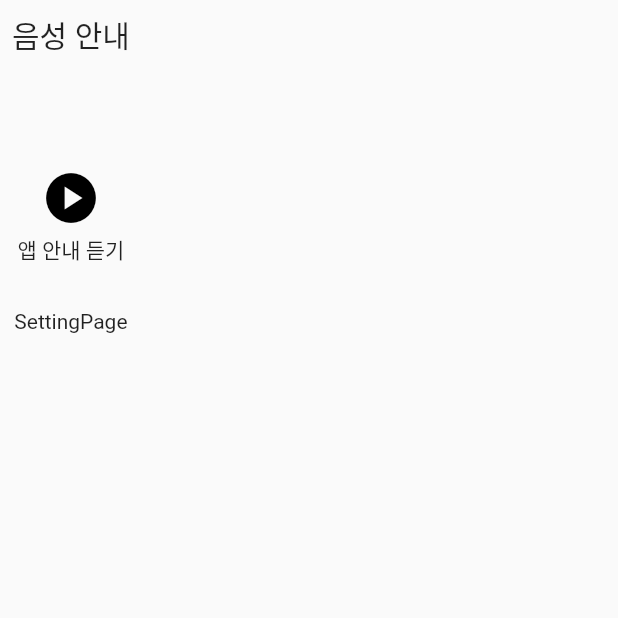
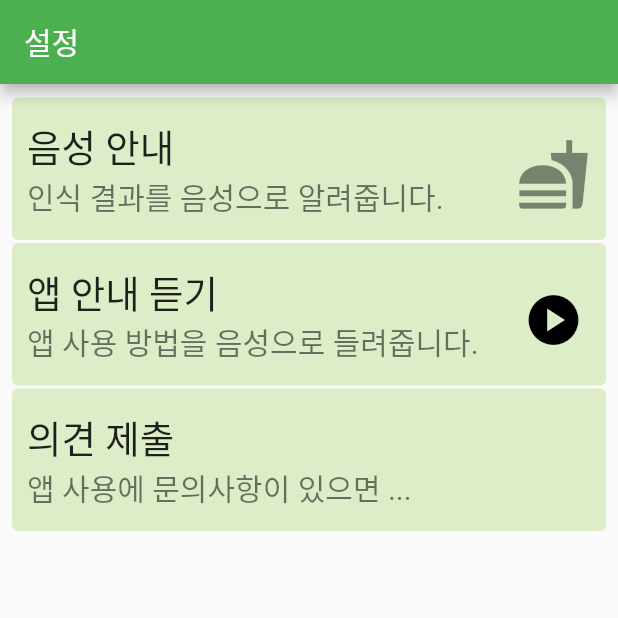
Before and after one commit to goodtjdud/settingpage, a Flutter app: the screen it shows after launch, on a phone screen of 412 x 824 dp, the top half of it. Run offline on Flutter 3.47's test engine with Material 2 defaults, Android fonts, the phone set to English and light mode, and no system bars; our stand-ins replace audioplayers.

Commit message:
with list_title

```diff
--- a/lib/main.dart
+++ b/lib/main.dart
@@ -16,16 +16,7 @@ class MyApp extends StatelessWidget {
     return MaterialApp(
       title: 'Flutter Demo',
       theme: ThemeData(
-        // This is the theme of your application.
-        //
-        // Try running your application with "flutter run". You'll see the
-        // application has a blue toolbar. Then, without quitting the app, try
-        // changing the primarySwatch below to Colors.green and then invoke
-        // "hot reload" (press "r" in the console where you ran "flutter run",
-        // or simply save your changes to "hot reload" in a Flutter IDE).
-        // Notice that the counter didn't reset back to zero; the application
-        // is not restarted.
-        primarySwatch: Colors.blue,
+        primarySwatch: Colors.green,
       ),
       home: const SettingPage(),
     );
@@ -51,20 +42,59 @@ class _SettingPageState extends State<SettingPage> {
 
   Widget build(BuildContext context) {
     return Scaffold(
+      appBar: AppBar(title: const Text("설정")),
       body: SafeArea(
         child: Padding(
           padding: const EdgeInsets.all(8.0),
-          child: Column(
+          child:
+            ListView(
               children: [
-              SizedBox(
-                height: 100,
-                child: Text("음성 안내",
+                  Card(
+                    color: Colors.lightGreen[100],
+                    elevation: 0,
+                    margin: const EdgeInsets.symmetric(vertical: 1),
+                    child: ListTile(
+                    contentPadding: EdgeInsets.fromLTRB(10, 10, 10, 10),
+
+                    title: SizedBox(
+                    child: Text(
+                      "음성 안내",
+                    style: TextStyle(
+                    fontSize:25),
+                    ),
+                    ),
+                      subtitle: SizedBox(
+                        child: Text("인식 결과를 음성으로 알려줍니다.",
                         style: TextStyle(
                           fontSize: 20),
                         ),),
-              IconButton(
+                      trailing: Icon(Icons.fastfood,
+                      size: 50,)
+                      )
+                  ),
+                Card(
+                    color: Colors.lightGreen[100],
+                    elevation: 0,
+                    margin: const EdgeInsets.symmetric(vertical: 1),
+                    child: ListTile(
+                        contentPadding: EdgeInsets.fromLTRB(10, 10, 10, 10),
+
+                        title: SizedBox(
+                          child: Text(
+                            "앱 안내 듣기",
+                            style: TextStyle(
+                                fontSize:25),
+                          ),
+                        ),
+                        subtitle: SizedBox(
+                          child: Text("앱 사용 방법을 음성으로 들려줍니다.",
+
+                            style: TextStyle(
+                                fontSize: 20),
+                          ),),
+                        trailing: IconButton(
                                 icon: play,
-                iconSize:45,
+                                iconSize:50,
                                 padding: EdgeInsets.all(0.0),
                                 splashRadius: 25.0,
                                 onPressed: ()=> setState(() {
@@ -83,15 +113,31 @@ class _SettingPageState extends State<SettingPage> {
                                     );
                                     print("music stopped");}
                                 },
-                ),),
-              SizedBox(
-                  height: 50,
-                  child: Text("앱 안내 듣기")),
-              SizedBox(
-                  height: 50,
-                  child: Text("SettingPage")),
+                                ),)
+                    )
+                ),
+                Card(
+                    color: Colors.lightGreen[100],
+                    elevation: 0,
+                    margin: const EdgeInsets.symmetric(vertical: 1),
+                    child: ListTile(
+                        contentPadding: EdgeInsets.fromLTRB(10, 10, 10, 10),
 
-            ],
+                        title: SizedBox(
+                          child: Text(
+                            "의견 제출",
+                            style: TextStyle(
+                                fontSize:25),
+                          ),
+                        ),
+                        subtitle: SizedBox(
+                          child: Text("앱 사용에 문의사항이 있으면 ...",
+                            style: TextStyle(
+                                fontSize: 20),
+                          ),)
+                    )
+                ),
+            ]
             ),
         ),
       ),
```
Lines whose indentation alone changed are shown as unchanged.
